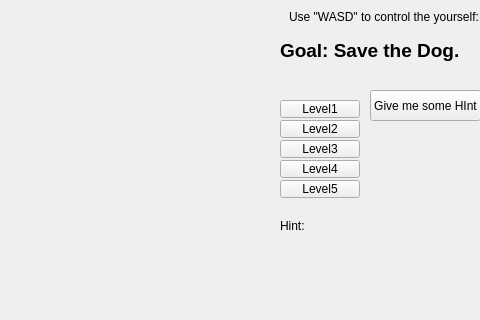
Qt form mastermainwindow.ui (UofU-CS3505/cs3505-assignment9-KingsleyCRS) before a commit; both pictures show x 340 to 820 and y 0 to 320 of the 820 by 619 pixel window.
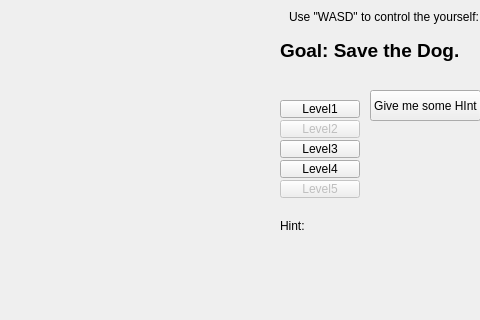
The same form after that commit. Custom widgets are drawn as their Qt base class.

Diff of the .ui file:
```diff
--- a/mastermainwindow.ui
+++ b/mastermainwindow.ui
@@ -74,7 +74,7 @@
     </widget>
     <widget class="QPushButton" name="Level2Button">
      <property name="enabled">
-      <bool>true</bool>
+      <bool>false</bool>
      </property>
      <property name="geometry">
       <rect>
@@ -122,7 +122,7 @@
     </widget>
     <widget class="QPushButton" name="Level5Button">
      <property name="enabled">
-      <bool>true</bool>
+      <bool>false</bool>
      </property>
      <property name="geometry">
       <rect>
```
